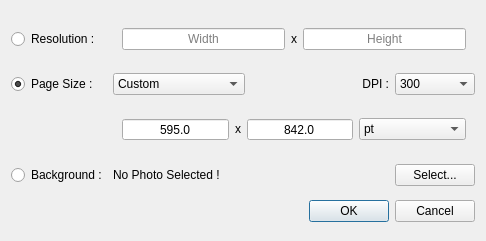
Before: the Qt Designer form src/collagesetup_dialog.ui in ksharindam/photoquick, drawn with Qt 5.
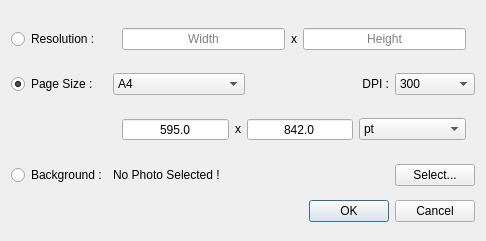
After: the same form once the commit is applied.

```diff
--- a/src/collagesetup_dialog.ui
+++ b/src/collagesetup_dialog.ui
@@ -100,7 +100,7 @@
    <item row="1" column="1" colspan="2">
     <widget class="QComboBox" name="pageSizeCombo">
      <property name="currentIndex">
-      <number>3</number>
+      <number>0</number>
      </property>
      <item>
       <property name="text">
```
Left out of the diff: 2 changed lines with no effect on the pictures.
